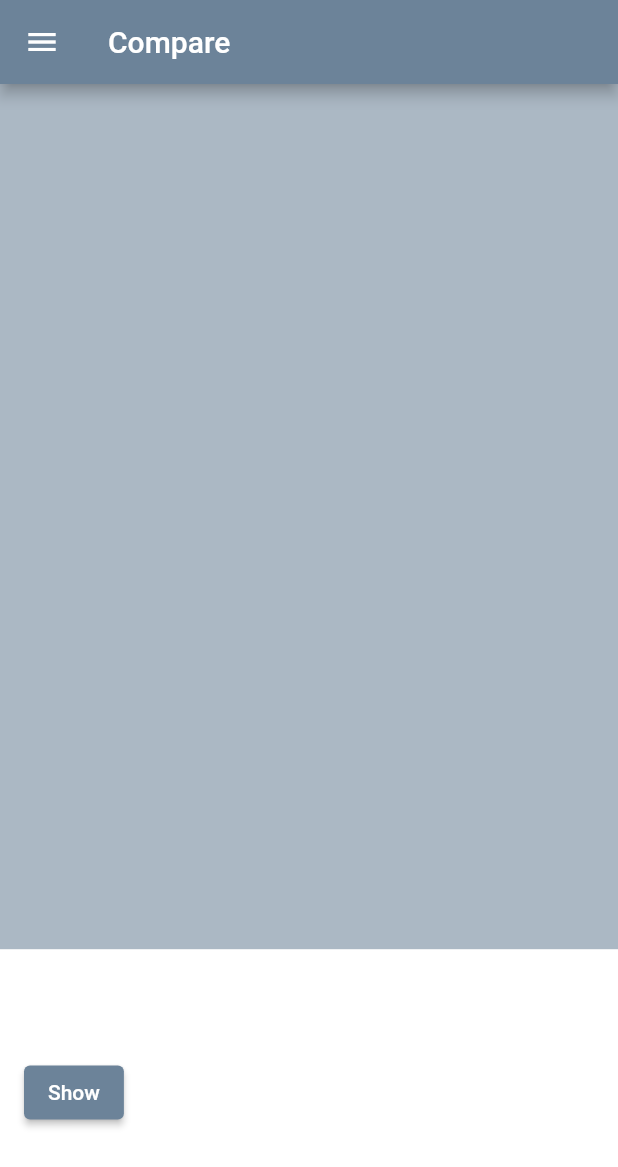
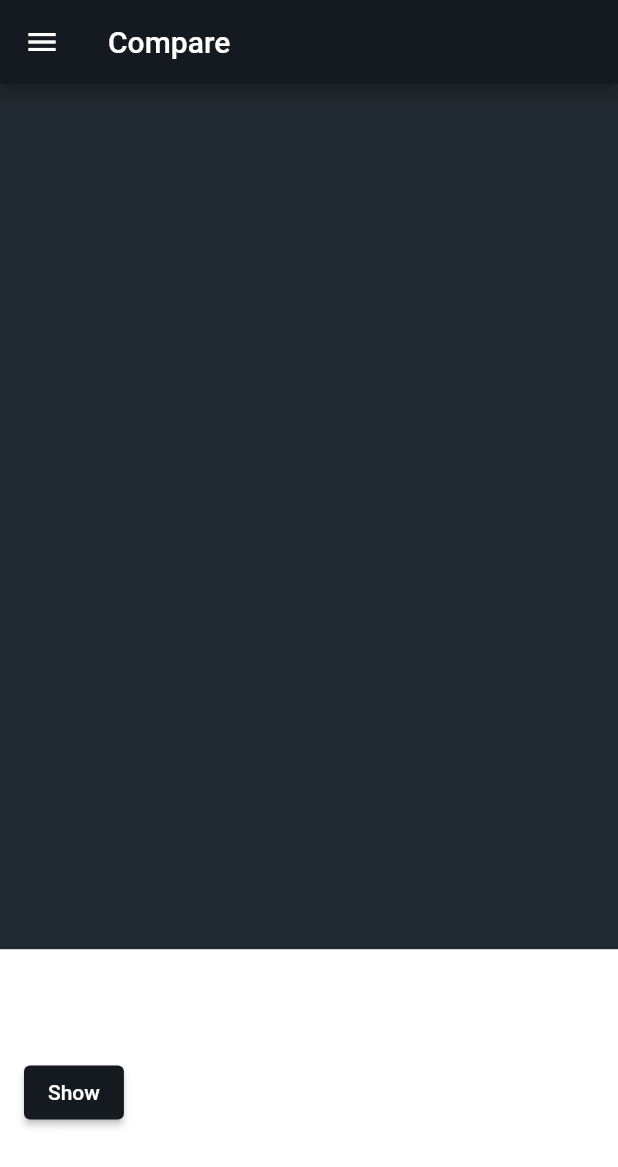
Before and after one commit to sejum-x/ASD, a Flutter app: the screen it shows after launch, on a phone screen of 412 x 824 dp. Shown: the top 1167 px of the screen. Run offline on Flutter 3.47's test engine with Material 2 defaults, Android fonts, the phone set to English and light mode, and no system bars; drawn by our look-alikes of hidden_drawer_menu; our stand-ins replace fl_chart.

Commit message:
color fix

```diff
--- a/lib/hidden_drawer.dart
+++ b/lib/hidden_drawer.dart
@@ -36,7 +36,7 @@ class _HiddenDrawerState extends State<HiddenDrawer> {
             name: 'Compare',
             baseStyle: myTextStyle,
             selectedStyle: myTextStyle,
-            colorLineSelected: Color(0xff6c8399),
+            colorLineSelected: Color(0xffffffff),
           ),
           Compare()
       ),
@@ -45,7 +45,7 @@ class _HiddenDrawerState extends State<HiddenDrawer> {
             name: 'Selection',
             baseStyle: myTextStyle,
             selectedStyle: myTextStyle,
-            colorLineSelected: Color(0xff6c8399),
+            colorLineSelected: Color(0xffffffff),
           ),
           Selection()
       ),
@@ -54,7 +54,7 @@ class _HiddenDrawerState extends State<HiddenDrawer> {
             name: 'Shell',
             baseStyle: myTextStyle,
             selectedStyle: myTextStyle,
-            colorLineSelected: Color(0xff6c8399),
+            colorLineSelected: Color(0xffffffff),
           ),
           Shell()
       ),
@@ -63,7 +63,7 @@ class _HiddenDrawerState extends State<HiddenDrawer> {
             name: 'Quick',
             baseStyle: myTextStyle,
             selectedStyle: myTextStyle,
-            colorLineSelected: Color(0xff6c8399),
+            colorLineSelected: Color(0xffffffff),
           ),
           Quick()
       ),
@@ -72,7 +72,7 @@ class _HiddenDrawerState extends State<HiddenDrawer> {
             name: 'Merge',
             baseStyle: myTextStyle,
             selectedStyle: myTextStyle,
-            colorLineSelected: Color(0xff6c8399),
+            colorLineSelected: Color(0xffffffff),
           ),
           Merge()
       ),
@@ -81,7 +81,7 @@ class _HiddenDrawerState extends State<HiddenDrawer> {
             name: 'Count',
             baseStyle: myTextStyle,
             selectedStyle: myTextStyle,
-            colorLineSelected: Color(0xff6c8399),
+            colorLineSelected: Color(0xffffffff),
           ),
           Count()
       ),
--- a/lib/main.dart
+++ b/lib/main.dart
@@ -18,7 +18,7 @@ class MyApp extends StatelessWidget {
       debugShowCheckedModeBanner: false,
       home: HiddenDrawer(),
       theme: ThemeData(primarySwatch: MaterialColor(
-       0xff6c8399,
+       0xff141a20,
        <int, Color>{
         50: Color(0xff6c8399), // Шкала тонів від 50 до 900
         100: Color(0xff6c8399),
--- a/lib/pages/compare.dart
+++ b/lib/pages/compare.dart
@@ -16,7 +16,7 @@ class _Compare extends State<Compare> {
   @override
   Widget build(BuildContext context) {
     return Scaffold(
-      backgroundColor: Color(0xFFABB8C4),
+      backgroundColor: Color(0xff212930),
       body: Column(
         children: [
           Container(
@@ -132,7 +132,7 @@ Widget bottomTitlesWidget(double value, TitleMeta meta){
   const style = TextStyle(
     fontSize: 15,
     fontWeight: FontWeight.bold,
-    color: Colors.grey,
+    color:  Colors.grey,
   );
   Widget text;
   switch (value.toInt()){
@@ -191,7 +191,7 @@ FlBorderData get boarderData => FlBorderData(
 
 LineChartBarData get lineChartBarData1 => LineChartBarData(
   isCurved: true,
-  color: Colors.purple,
+  color: Color(0xff624e66),
   barWidth: 6,
   isStrokeCapRound: true,
   dotData: FlDotData(show: false),
--- a/lib/pages/count.dart
+++ b/lib/pages/count.dart
@@ -11,7 +11,7 @@ class _Count extends State<Count>{
   @override
   Widget build(BuildContext context){
     return Scaffold(
-      backgroundColor: Color(0xFFABB8C4),
+      backgroundColor: Color(0xff212930),
     );
   }
 }
--- a/lib/pages/merge.dart
+++ b/lib/pages/merge.dart
@@ -11,7 +11,7 @@ class _Merge extends State<Merge>{
   @override
   Widget build(BuildContext context){
     return Scaffold(
-      backgroundColor: Color(0xFFABB8C4),
+      backgroundColor: Color(0xff212930),
     );
   }
 }
--- a/lib/pages/quick.dart
+++ b/lib/pages/quick.dart
@@ -11,7 +11,7 @@ class _Quick extends State<Quick>{
   @override
   Widget build(BuildContext context){
     return Scaffold(
-      backgroundColor: Color(0xFFABB8C4),
+      backgroundColor: Color(0xff212930),
     );
   }
 }
--- a/lib/pages/selection.dart
+++ b/lib/pages/selection.dart
@@ -11,7 +11,7 @@ class _Selection extends State<Selection>{
   @override
   Widget build(BuildContext context){
     return Scaffold(
-      backgroundColor: Color(0xFFABB8C4),
+      backgroundColor: Color(0xff212930),
     );
   }
 }
--- a/lib/pages/shell.dart
+++ b/lib/pages/shell.dart
@@ -11,7 +11,7 @@ class _Shell extends State<Shell>{
   @override
   Widget build(BuildContext context){
     return Scaffold(
-      backgroundColor: Color(0xFFABB8C4),
+      backgroundColor: Color(0xff212930),
     );
   }
 }
```
